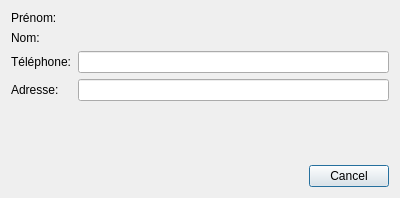
AlexandreGirardin/ProjetAnalyse, file InfoDynamiqueQt/Vues/vuegestionclient.ui: the form before one commit.
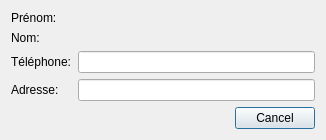
The form after the commit.

Diff of the .ui file:
```diff
--- a/InfoDynamiqueQt/Vues/vuegestionclient.ui
+++ b/InfoDynamiqueQt/Vues/vuegestionclient.ui
@@ -6,8 +6,8 @@
    <rect>
     <x>0</x>
     <y>0</y>
-    <width>400</width>
-    <height>198</height>
+    <width>326</width>
+    <height>126</height>
    </rect>
   </property>
   <property name="windowTitle">
```
Left out of the diff: 5 changed lines with no effect on the pictures.
